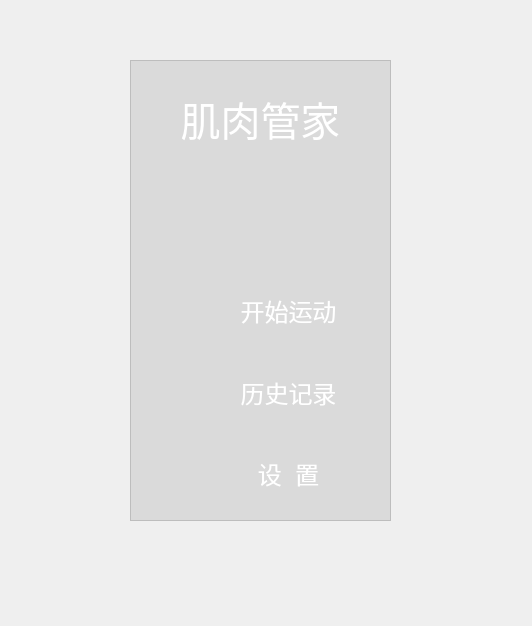
Old version of the form Interface/start.ui in the repository Zechen6/IoT.
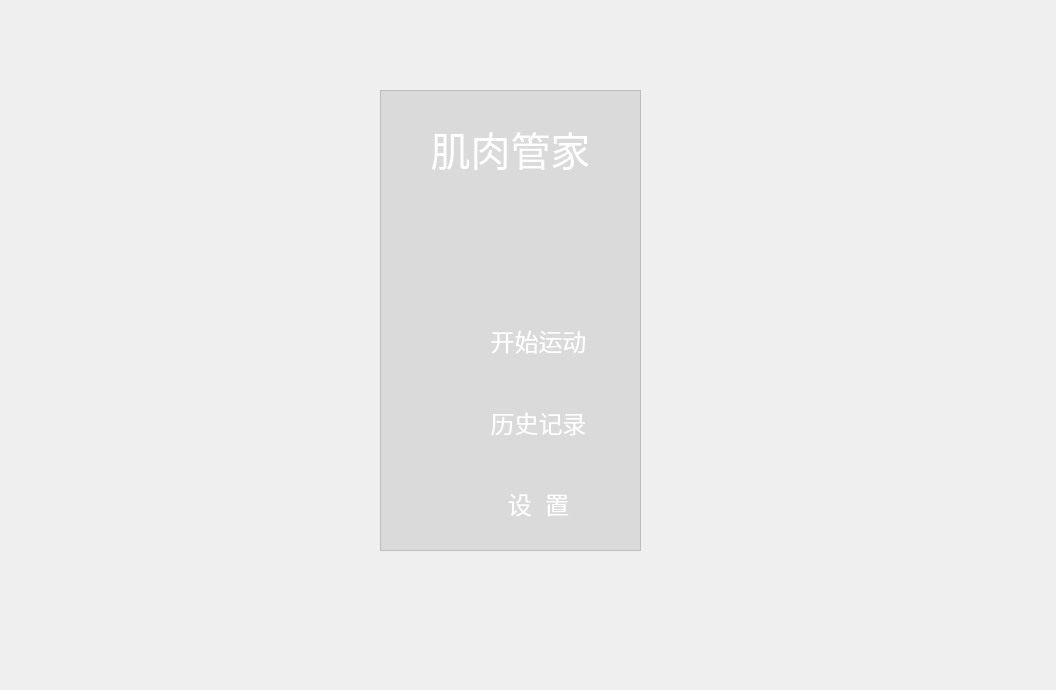
New version of the form. Icons and pictures are not drawn.

The edit to the form file:
```diff
--- a/Interface/start.ui
+++ b/Interface/start.ui
@@ -6,8 +6,8 @@
    <rect>
     <x>0</x>
     <y>0</y>
-    <width>532</width>
-    <height>626</height>
+    <width>1056</width>
+    <height>690</height>
    </rect>
   </property>
   <property name="windowTitle">
@@ -23,8 +23,8 @@
   <widget class="QFrame" name="frame">
    <property name="geometry">
     <rect>
-     <x>130</x>
-     <y>60</y>
+     <x>380</x>
+     <y>90</y>
      <width>261</width>
      <height>461</height>
     </rect>
```
